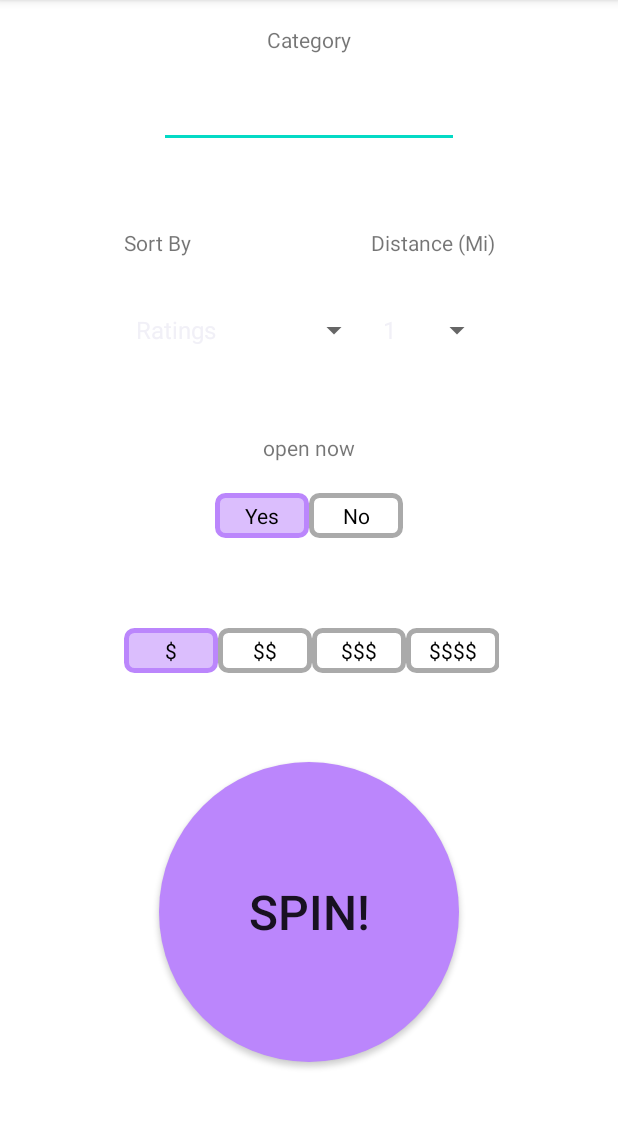
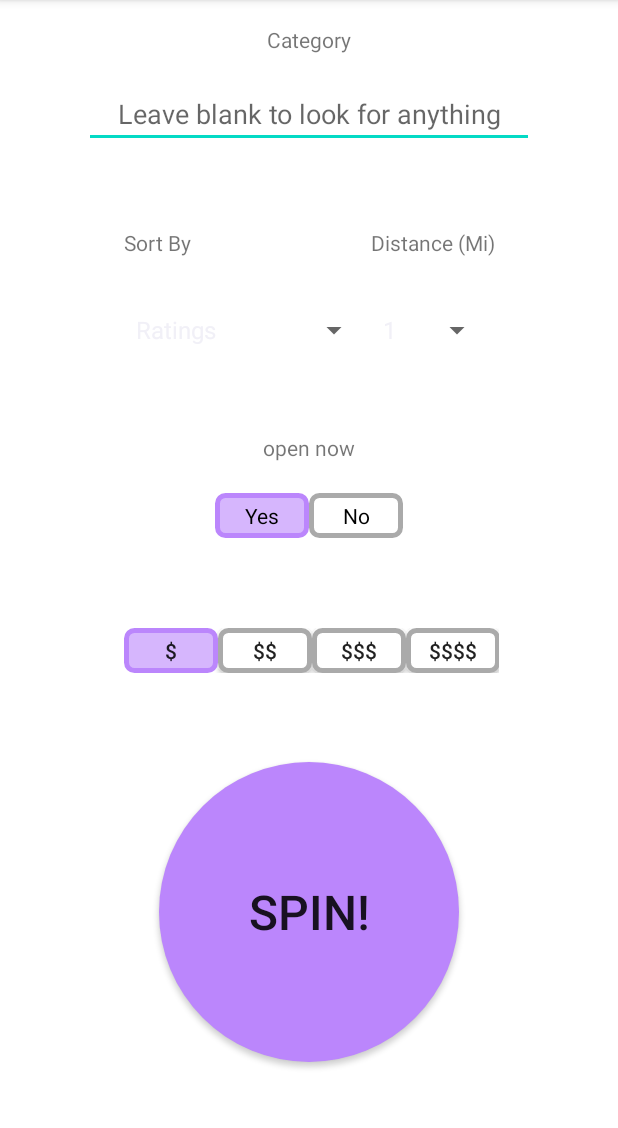
Before and after one commit to chrishernan/YelpRoulette, an Android app: the MainActivity screen opened directly, with no data from a screen before it, on a phone screen of 412 x 824 dp, the part 84-1212 px from its top. Run offline under Robolectric (Android 15) with nearby library versions, the phone set to English and light mode, and no system bars; our stand-ins replace Dagger/Hilt's generated code, Room's generated code, Timber.

Commit message:
Created selectable buttons that decide the price and refactored how to inject string into api call. Had to make many layout changes.

```diff
--- a/app/src/main/java/com/example/yelproulette/IO/Repository.kt
+++ b/app/src/main/java/com/example/yelproulette/IO/Repository.kt
@@ -114,7 +114,7 @@ class Repository @Inject constructor(
                     longitude,
                     latitude,
                     convertMilesToMeters(radius.toInt()).toString(),
-                    price.length.toString(),
+                    price.toString(),
                     openNowConversion(openNow),
                     sortByMapDao.getApiSortByKey(sortBy),
                     categories)
--- a/app/src/main/java/com/example/yelproulette/fragments/StartFragment.kt
+++ b/app/src/main/java/com/example/yelproulette/fragments/StartFragment.kt
@@ -28,6 +28,8 @@ class StartFragment : Fragment() {
         val view = inflater.inflate(R.layout.fragment_start, container, false)
         val distanceSpinner : Spinner = view.findViewById(R.id.distance_spinner)
         val sortBySpinner : Spinner = view.findViewById(R.id.sort_by_spinner)
+        val onedollarSignButton : android.widget.Button = view.findViewById(R.id.one_dollar_sign_button)
+        onedollarSignButton.isSelected = true
 
         //Creating array adapters for all 4 spinners on main screen
         createAdapter(distanceSpinner,R.array.distances_array)
--- /dev/null
+++ b/app/src/main/res/drawable/price_button_effect.xml
@@ -0,0 +1,8 @@
+<?xml version="1.0" encoding="utf-8"?>
+<selector xmlns:android="http://schemas.android.com/apk/res/android">
+    <item android:drawable="@drawable/price_focused_background" android:state_focused="true"></item>
+    <item android:drawable="@drawable/price_pressed_background" android:state_pressed="true"></item>
+    <item android:drawable="@drawable/price_pressed_background" android:state_selected="true"></item>
+    <item android:drawable="@drawable/price_default_background" android:state_selected="false"></item>
+    <item android:drawable="@drawable/price_default_background" ></item>
+</selector>
--- /dev/null
+++ b/app/src/main/res/drawable/price_default_background.xml
@@ -0,0 +1,16 @@
+<?xml version="1.0" encoding="utf-8"?>
+<selector xmlns:android="http://schemas.android.com/apk/res/android">
+    <item>
+        <shape>
+            <corners
+                android:radius="@dimen/background_corner_radius"/>
+
+            <solid
+                android:color="@color/white"/>
+
+            <stroke
+                android:width="@dimen/background_stroke_width"
+                android:color="@color/grey"/>
+        </shape>
+    </item>
+</selector>
--- /dev/null
+++ b/app/src/main/res/drawable/price_focused_background.xml
@@ -0,0 +1,16 @@
+<?xml version="1.0" encoding="utf-8"?>
+<selector xmlns:android="http://schemas.android.com/apk/res/android">
+    <item>
+        <shape>
+            <corners
+                android:radius="@dimen/background_corner_radius"/>
+
+            <solid
+                android:color="@color/purple_200_even_more_transparent"/>
+
+            <stroke
+                android:width="@dimen/background_stroke_width"
+                android:color="@color/purple_200"/>
+        </shape>
+    </item>
+</selector>
--- /dev/null
+++ b/app/src/main/res/drawable/price_pressed_background.xml
@@ -0,0 +1,16 @@
+<?xml version="1.0" encoding="utf-8"?>
+<selector xmlns:android="http://schemas.android.com/apk/res/android">
+    <item>
+        <shape>
+            <corners
+                android:radius="@dimen/background_corner_radius"/>
+
+            <solid
+                android:color="@color/purple_200_transparent"/>
+
+            <stroke
+                android:width="@dimen/background_stroke_width"
+                android:color="@color/purple_200"/>
+        </shape>
+    </item>
+</selector>
--- a/app/src/main/res/layout/fragment_start.xml
+++ b/app/src/main/res/layout/fragment_start.xml
@@ -40,6 +40,8 @@
         android:id="@+id/category_text_input_edit_text"
         android:layout_width="@dimen/category_text_input_layout_width"
         android:layout_height="wrap_content"
+        android:hint="@string/category_hint"
+        android:gravity="center"
         app:layout_constraintBottom_toBottomOf="@id/horizontal_mid_guideline"
         app:layout_constraintStart_toStartOf="parent"
         app:layout_constraintEnd_toEndOf="parent"
@@ -63,7 +65,6 @@
         app:layout_constraintTop_toBottomOf="@id/sort_by_text_view"
         app:layout_constraintStart_toStartOf="@id/sort_by_text_view"
         app:layout_constraintBottom_toTopOf="@id/horizontal_mid_guideline_two" />
-
 
     <androidx.constraintlayout.widget.Guideline
         android:id="@+id/horizontal_mid_guideline"
@@ -112,7 +113,6 @@
         app:layout_constraintBottom_toTopOf="@id/open_now_radio_group"
         />
 
-
     <RadioGroup
         android:id="@+id/open_now_radio_group"
         android:layout_height="@dimen/open_now_radio_group_height"
@@ -120,10 +120,9 @@
         app:layout_constraintEnd_toStartOf="@id/vertical_mid_guideline_end"
         app:layout_constraintStart_toEndOf="@id/vertical_mid_guideline_left"
         app:layout_constraintTop_toBottomOf="@id/horizontal_mid_guideline_two"
-        app:layout_constraintBottom_toTopOf="@id/price_radio_group"
+        app:layout_constraintBottom_toTopOf="@id/price_button_linear_layout"
         android:orientation="horizontal"
         >
-
 
         <RadioButton
             android:id="@+id/open_now_true"
@@ -133,7 +132,7 @@
             android:button="@null"
             android:textAlignment="center"
             android:text="@string/open_now_yes"
-            android:background="@drawable/price_selected_background"
+            android:background="@drawable/open_now_selected_background"
             android:onClick="onOpenNowButtonClick" />
 
         <RadioButton
@@ -143,14 +142,12 @@
             android:button="@null"
             android:textAlignment="center"
             android:text="@string/open_now_no"
-            android:background="@drawable/price_unselected_background"
+            android:background="@drawable/open_now_unselected_background"
             android:onClick="onOpenNowButtonClick" />
-
     </RadioGroup>
 
-
-    <RadioGroup
-        android:id="@+id/price_radio_group"
+    <LinearLayout
+        android:id="@+id/price_button_linear_layout"
         android:layout_width="@dimen/price_radio_group_width"
         android:layout_height="@dimen/price_radio_group_height"
         app:layout_constraintEnd_toStartOf="@id/vertical_mid_guideline_end"
@@ -160,47 +157,42 @@
         app:layout_constraintHorizontal_bias="0.0"
         android:orientation="horizontal">
 
-        <RadioButton
-            android:id="@+id/one_dollar_sign_radio_button"
+        <android.widget.Button
+            android:id="@+id/one_dollar_sign_button"
             android:layout_width="@dimen/price_radio_button_width"
             android:layout_height="match_parent"
-            android:checked="true"
-            android:button="@null"
             android:textAlignment="center"
             android:text="@string/one_dollar_sign"
-            android:background="@drawable/price_selected_background"
+            android:background="@drawable/price_button_effect"
             android:onClick="onPriceButtonClick" />
 
-        <RadioButton
-            android:id="@+id/two_dollar_sign_radio_button"
+        <android.widget.Button
+            android:id="@+id/two_dollar_sign_button"
             android:layout_width="@dimen/price_radio_button_width"
             android:layout_height="match_parent"
-            android:button="@null"
             android:textAlignment="center"
             android:text="@string/two_dollar_sign"
-            android:background="@drawable/price_unselected_background"
+            android:background="@drawable/price_button_effect"
             android:onClick="onPriceButtonClick" />
 
-        <RadioButton
-            android:id="@+id/three_dollar_sign_radio_button"
+        <android.widget.Button
+            android:id="@+id/three_dollar_sign_button"
             android:layout_width="@dimen/price_radio_button_width"
             android:layout_height="match_parent"
-            android:button="@null"
             android:textAlignment="center"
             android:text="@string/three_dollar_sign"
-            android:background="@drawable/price_unselected_background"
+            android:background="@drawable/price_button_effect"
             android:onClick="onPriceButtonClick" />
 
-        <RadioButton
-            android:id="@+id/four_dollar_sign_radio_button"
+        <android.widget.Button
+            android:id="@+id/four_dollar_sign_button"
             android:layout_width="@dimen/price_radio_button_width"
             android:layout_height="match_parent"
-            android:button="@null"
             android:textAlignment="center"
             android:text="@string/four_dollar_sign"
-            android:background="@drawable/price_unselected_background"
+            android:background="@drawable/price_button_effect"
             android:onClick="onPriceButtonClick" />
-    </RadioGroup>
+    </LinearLayout>
 
     <android.widget.Button
         android:id="@+id/spin_button"
@@ -214,7 +206,7 @@
         app:layout_constraintBottom_toBottomOf="parent"
         app:layout_constraintEnd_toEndOf="parent"
         app:layout_constraintStart_toStartOf="parent"
-        app:layout_constraintTop_toBottomOf="@id/price_radio_group"
+        app:layout_constraintTop_toBottomOf="@id/price_button_linear_layout"
         android:contentDescription="@string/spin_button_description"
         android:focusable="true" />
 
--- a/app/src/main/res/values/colors.xml
+++ b/app/src/main/res/values/colors.xml
@@ -1,7 +1,8 @@
 <?xml version="1.0" encoding="utf-8"?>
 <resources>
     <color name="purple_200">#FFBB86FC</color>
-    <color name="purple_200_transparent">#88BB86FC</color>
+    <color name="purple_200_transparent">#99BB86FC</color>
+    <color name="purple_200_even_more_transparent">#33BB86FC</color>
     <color name="purple_500">#FF6200EE</color>
     <color name="purple_700">#FF3700B3</color>
     <color name="teal_200">#FF03DAC5</color>
--- a/app/src/main/res/values/dimens.xml
+++ b/app/src/main/res/values/dimens.xml
@@ -14,7 +14,7 @@
     <dimen name="open_now_radio_group_width">125dp</dimen>
     <dimen name="open_now_radio_button_width">62.5dp</dimen>
 
-    <dimen name="category_text_input_layout_width">200dp</dimen>
+    <dimen name="category_text_input_layout_width">300dp</dimen>
 
     <dimen name="background_corner_radius">5dp</dimen>
     <dimen name="background_stroke_width">3dp</dimen>
--- a/app/src/main/res/values/strings.xml
+++ b/app/src/main/res/values/strings.xml
@@ -4,7 +4,6 @@
 
     <!-- Spinner text view names -->
     <string name="distance_text">Distance (Mi)</string>
-    <string name="category_text">Category</string>
     <string name="sort_by_text">Sort By</string>
     <string name="open_now_text">open now</string>
 
@@ -15,6 +14,9 @@
     <string name="four_dollar_sign">$$$$</string>
     <string name="spin_button_description">Spin</string>
 
+    <!-- Category values -->
+    <string name="category_text">Category</string>
+    <string name="category_hint">Leave blank to look for anything</string>
     <!-- Open now button values -->
     <string name="open_now_yes">Yes</string>
     <string name="open_now_no">No</string>
```
Also changed, not shown: app/src/main/java/com/example/yelproulette/activities/MainActivity.kt (+53 -42 lines), app/src/main/res/drawable/open_now_selected_background.xml (renamed from app/src/main/res/drawable/price_selected_background.xml), app/src/main/res/drawable/open_now_unselected_background.xml (renamed from app/src/main/res/drawable/price_unselected_background.xml).
